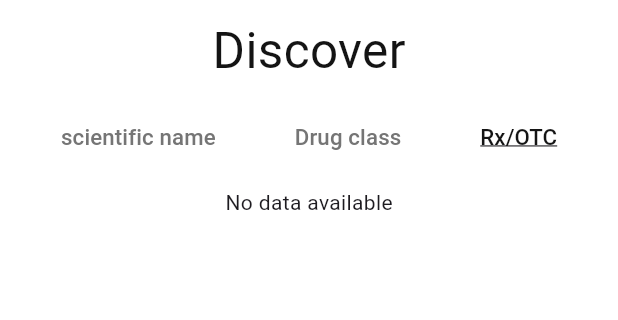
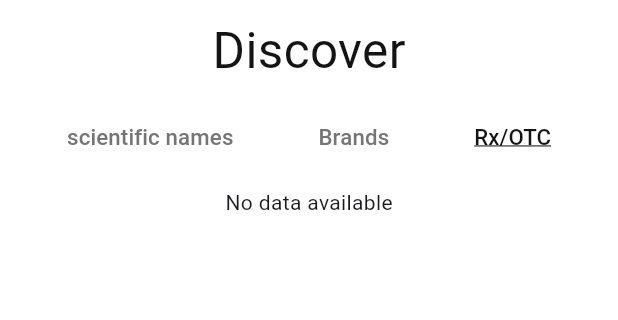
Before and after one commit to zer0v0w/data_medix, a Flutter app: the screen it shows after launch, after a tap on "Rx/OTC", on a phone screen of 412 x 824 dp, the part 101-421 px from its top. Run offline on Flutter 3.47's test engine with Material 3 defaults, Android fonts, the light colour scheme and no system bars; drawn by our look-alikes of simple_gradient_text; our stand-ins replace gradient_borders, supabase_flutter; missing offline and left inert: markdown; accounts and stored records are empty.

Commit message:
sci & bran name qure select  searchscreen

```diff
--- a/data_medix/lib/main.dart
+++ b/data_medix/lib/main.dart
@@ -16,15 +16,26 @@ Future<void> main() async {
   runApp(MainApp());
 }
 
+String filter = "";
+
 Future<List<Map<String, dynamic>>> getdata(String table, String select) async {
-  final response = await supabase.from(table).select();
-
+  final response = filter == ""
+      ? await supabase.from(table).select()
+      : await supabase
+          .from(table)
+          .select()
+          .filter(select, 'ilike', '%$filter%');
   return List<Map<String, dynamic>>.from(response);
 }
 
+Map<String, String> data = {
+  "table": "Main Drug INFO",
+  "select": "Scientific Name"
+};
+
 final supabase = Supabase.instance.client;
-
-int selected = 0;//TODO make the filttring work you can do this be make the number represent the column name be makeing if selected=num then change filter to list<cloumn name,row name> and then use the filter in the getdata function,
+int selected =
+    0; //TODO make the filttring work you can do this be make the number represent the column name be makeing if selected=num then change filter to list<cloumn name,row name> and then use the filter in the getdata function,
 
 class MainApp extends StatefulWidget {
   const MainApp({super.key});
@@ -34,9 +45,25 @@ class MainApp extends StatefulWidget {
 }
 
 class _MainAppState extends State<MainApp> {
-  void test() {
+  void themeMode() {
     setState(() {
       toggleDarkMode();
+    });
+  }
+
+  void change() {
+    setState(() {
+      switch (selected) {
+        case 0:
+          data = {"table": "Main Drug INFO", "select": "Scientific Name"};
+          break;
+        case 1:
+          data = {"table": "Main Brand INDEX", "select": "Brand Name"};
+          break;
+        case 2:
+          print(filter);
+          break;
+      }
     });
   }
 
@@ -48,7 +75,7 @@ class _MainAppState extends State<MainApp> {
         body: Column(
           mainAxisAlignment: MainAxisAlignment.start,
           children: [
-            Headtop(toggle: test),
+            Headtop(toggle: themeMode),
             SizedBox(height: 10),
             Text("Discover",
                 style: TextStyle(
@@ -56,10 +83,8 @@ class _MainAppState extends State<MainApp> {
                   color: colorsList["praimrytext"],
                 )),
             SizedBox(height: 10),
-
-            Chosing(),
+            Chosing(change: change),
             SizedBox(height: 10),
-
             CardList(),
           ],
         ),
@@ -127,6 +152,9 @@ class SearchBar extends StatelessWidget {
             child: Padding(
               padding: EdgeInsets.only(bottom: height * 0.01),
               child: TextField(
+                onChanged: (value) {
+                  filter = value;
+                },
                 textAlign: TextAlign.left,
                 decoration: InputDecoration(
                   border: InputBorder.none,
@@ -177,10 +205,10 @@ class _HeadtopState extends State<Headtop> {
   }
 }
 
-
+//chosing
 class Chosing extends StatefulWidget {
-  const Chosing({super.key});
-
+  const Chosing({super.key, required this.change});
+  final void Function() change;
   @override
   State<Chosing> createState() => _ChosingState();
 }
@@ -192,11 +220,14 @@ class _ChosingState extends State<Chosing> {
       mainAxisAlignment: MainAxisAlignment.spaceEvenly,
       children: [
         TextButton(
-            onPressed: () {setState(() {
+            onPressed: () {
+              setState(() {
                 selected = 0;
-            });},
+                widget.change();
+              });
+            },
             child: Text(
-              "scientific name",
+              "scientific names",
               style: TextStyle(
                   color: selected == 0
                       ? colorsList["praimrytext"]
@@ -208,11 +239,14 @@ class _ChosingState extends State<Chosing> {
                       : MediaQuery.of(context).size.height * 0.018),
             )),
         TextButton(
-            onPressed: () {setState(() {
+            onPressed: () {
+              setState(() {
                 selected = 1;
-            });},
+                widget.change();
+              });
+            },
             child: Text(
-              "Drug class",
+              "Brands",
               style: TextStyle(
                   color: selected == 1
                       ? colorsList["praimrytext"]
@@ -223,9 +257,12 @@ class _ChosingState extends State<Chosing> {
                       : MediaQuery.of(context).size.height * 0.018),
             )),
         TextButton(
-            onPressed: () {setState(() {
+            onPressed: () {
+              setState(() {
                 selected = 2;
-            });},
+                widget.change();
+              });
+            },
             child: Text(
               "Rx/OTC",
               style: TextStyle(
@@ -258,7 +295,7 @@ class _CardListState extends State<CardList> {
     bool isweb = width > 1200;
 
     return FutureBuilder<List<Map<String, dynamic>>>(
-        future: getdata("Main Drug INFO", '''Scientific Name'''),
+        future: getdata(data["table"]!, data["select"]!),
         builder: (context, snapshot) {
           if (snapshot.connectionState == ConnectionState.waiting) {
             return CircularProgressIndicator(
@@ -312,7 +349,12 @@ class _CardListState extends State<CardList> {
                               mainAxisAlignment: MainAxisAlignment.start,
                               crossAxisAlignment: CrossAxisAlignment.start,
                               children: [
-                                FadingText(dataList[index]['Scientific Name'],
+                                FadingText(
+                                    data["table"] == "Main Drug INFO"
+                                        ? dataList[index]['Scientific Name']
+                                        : data["table"] == "Main Brand INDEX"
+                                            ? dataList[index]['Brand Name']
+                                            : "",
                                     style: TextStyle(
                                       fontSize: isweb
                                           ? height * 0.022
@@ -324,12 +366,16 @@ class _CardListState extends State<CardList> {
                                   flex: 1,
                                 ),
                                 FadingText(
-                                    md.Document()
+                                    data["table"] == "Main Drug INFO"
+                                        ? (md.Document()
                                             .parseLines(dataList[index]
                                                     ['Drug Class']
                                                 .split('\n'))
                                             .map((e) => e.textContent)
-                                        .join('\n'),
+                                            .join('\n'))
+                                        : data["table"] == "Main Brand INDEX"
+                                            ? dataList[index]['Scientific Name']
+                                            : "",
                                     style: TextStyle(
                                       fontSize: isweb
                                           ? height * 0.02
```
Lines whose indentation alone changed are shown as unchanged.
